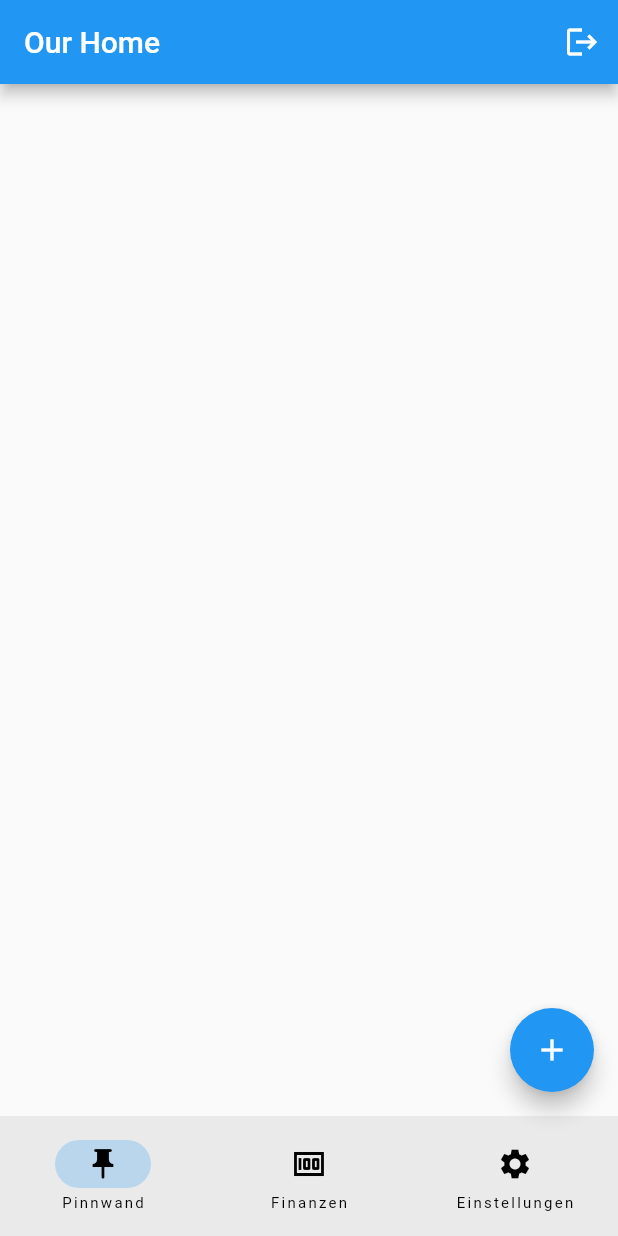
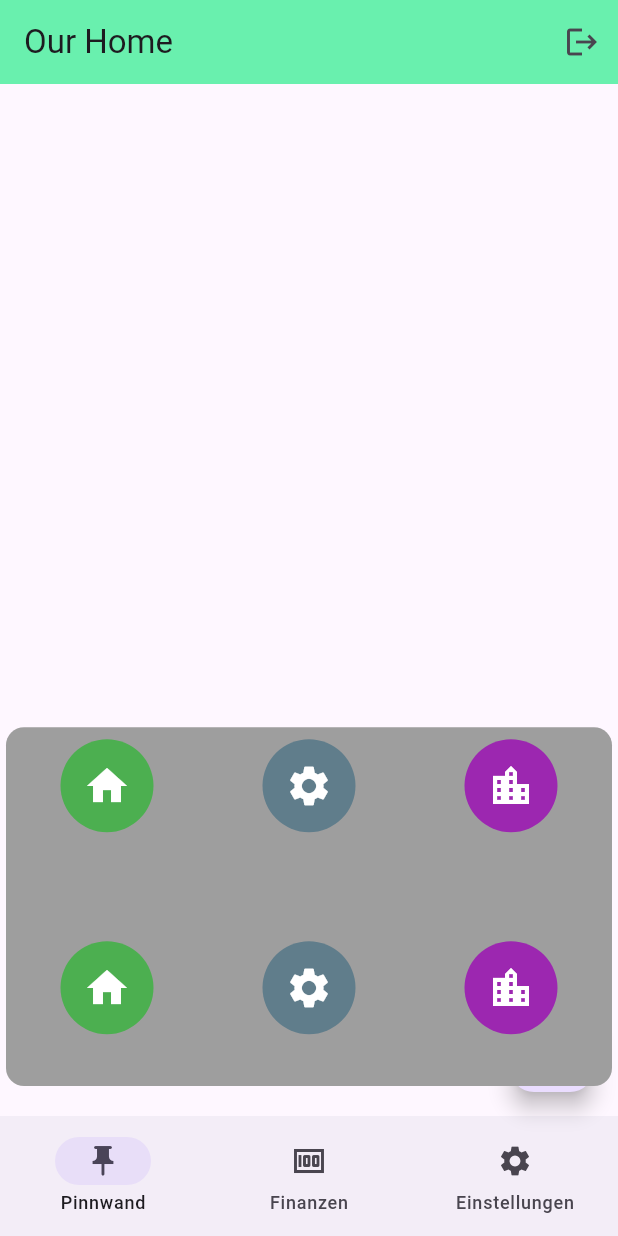
Before and after one commit to anbraten/ourhome, a Flutter app: the HomeScreen screen opened by its route, after a tap on the "add" icon, on a phone screen of 412 x 824 dp. Run offline on Flutter 3.47's test engine with Material 2 defaults, Android fonts, the phone set to English and light mode, and no system bars; our stand-ins replace go_router, pocketbase, shared_preferences; accounts and stored records are empty; network calls fail.

```diff
--- /dev/null
+++ b/lib/components/post_type.dart
@@ -0,0 +1,18 @@
+import 'package:flutter/material.dart';
+import 'package:ourhome/components/pinboard_cards/card.dart';
+
+class PostType {
+  final String type;
+  final PinboardCard card;
+  final IconData icon;
+  final Color color;
+  final String text;
+
+  PostType({
+    required this.type,
+    required this.card,
+    required this.icon,
+    required this.color,
+    required this.text,
+  });
+}
--- a/lib/main.dart
+++ b/lib/main.dart
@@ -39,6 +39,9 @@ class MyApp extends StatelessWidget {
                   routerConfig: AppRouter.router,
                   title: 'Our home',
                   debugShowCheckedModeBanner: false,
+                  theme: ThemeData(
+                    useMaterial3: true,
+                  ),
                   // theme: ThemeData(
                   //   primarySwatch: Colors.blue,
                   //   scaffoldBackgroundColor: Colors.grey.shade200,
--- a/lib/pages/home.dart
+++ b/lib/pages/home.dart
@@ -12,7 +12,7 @@ class HomeScreen extends StatefulWidget {
   State<HomeScreen> createState() => _HomeScreenState();
 }
 
-class _HomeScreenState extends State<HomeScreen> {
+class _HomeScreenState extends State<HomeScreen> with TickerProviderStateMixin {
   final GlobalKey<RefreshIndicatorState> _refreshIndicatorKey =
       GlobalKey<RefreshIndicatorState>();
 
@@ -44,6 +44,136 @@ class _HomeScreenState extends State<HomeScreen> {
     });
   }
 
+  AnimationController? animationController;
+  Animation<double>? animation;
+  OverlayEntry? overlayEntry;
+  GlobalKey globalKey = GlobalKey();
+  List<Map> postTypes = [
+    {
+      "icon": Icons.home,
+      "color": Colors.green,
+      "text": "Horst",
+    },
+    {
+      "icon": Icons.settings,
+      "color": Colors.blueGrey,
+      "text": "Horst",
+    },
+    {
+      "icon": Icons.location_city,
+      "color": Colors.purple,
+      "text": "Horst",
+    },
+    {
+      "icon": Icons.home,
+      "color": Colors.green,
+      "text": "Horst",
+    },
+    {
+      "icon": Icons.settings,
+      "color": Colors.blueGrey,
+      "text": "Horst",
+    },
+    {
+      "icon": Icons.location_city,
+      "color": Colors.purple,
+      "text": "Horst",
+    },
+    {
+      "icon": Icons.home,
+      "color": Colors.green,
+      "text": "Horst",
+    },
+    {
+      "icon": Icons.settings,
+      "color": Colors.blueGrey,
+      "text": "Horst",
+    },
+    {
+      "icon": Icons.location_city,
+      "color": Colors.purple,
+      "text": "Horst",
+    },
+  ];
+
+  _showOverLay() async {
+    RenderBox? renderBox =
+        globalKey.currentContext!.findRenderObject() as RenderBox?;
+    Offset offset = renderBox!.localToGlobal(Offset.zero);
+
+    OverlayState? overlayState = Overlay.of(context);
+
+    double screenWidth = MediaQuery.of(context).size.width;
+    double screenHeight = MediaQuery.of(context).size.height;
+
+    overlayEntry = OverlayEntry(
+      builder: (context) => Positioned(
+        bottom: screenHeight - offset.dy - renderBox.size.height,
+        height: screenHeight * 0.3,
+        left: 0,
+        width: screenWidth,
+        child: ScaleTransition(
+          scale: animation!,
+          child: Material(
+            type: MaterialType.transparency,
+            child: Card(
+              shadowColor: Colors.transparent,
+              color: Colors.grey,
+              child: GridView.count(
+                crossAxisCount: 3,
+                padding: EdgeInsets.zero,
+                shrinkWrap: false,
+                children: List.from(postTypes)
+                    .map(
+                      (e) => TextButton(
+                        onPressed: () {
+                          animationController!.reverse();
+                          overlayEntry!.remove();
+                        },
+                        child: Column(
+                          children: [
+                            Container(
+                              padding: const EdgeInsets.all(15),
+                              decoration: BoxDecoration(
+                                color: e["color"] as Color?,
+                                borderRadius: BorderRadius.circular(100),
+                              ),
+                              child: Icon(
+                                e["icon"] as IconData?,
+                                color: Colors.white,
+                                size: 32,
+                              ),
+                            ),
+                            const Text(
+                              "Horst",
+                              textAlign: TextAlign.center,
+                              style: TextStyle(
+                                color: Colors.grey,
+                                fontSize: 16,
+                              ),
+                            ),
+                          ],
+                        ),
+                      ),
+                    )
+                    .toList(),
+              ),
+            ),
+          ),
+        ),
+      ),
+    );
+    animationController!.addListener(() {
+      overlayState.setState(() {});
+    });
+    animationController!.forward();
+    overlayState.insert(overlayEntry!);
+
+    // await Future.delayed(const Duration(seconds: 5))
+    //     .whenComplete(() => animationController!.reverse())
+    //     .whenComplete(() => overlayEntry!.remove());
+  }
+
   @override
   initState() {
     super.initState();
@@ -61,6 +191,12 @@ class _HomeScreenState extends State<HomeScreen> {
         _deletePost(Post.fromRecordModel(event.record!));
       }
     });
+
+    animationController =
+        AnimationController(vsync: this, duration: const Duration(seconds: 1));
+    animation = Tween(begin: 0.0, end: 1.0).animate(CurvedAnimation(
+        parent: animationController!,
+        curve: Interval(0.2, 1.0, curve: Curves.ease)));
   }
 
   @override
@@ -68,6 +204,7 @@ class _HomeScreenState extends State<HomeScreen> {
     return Scaffold(
       appBar: AppBar(
         title: const Text('Our Home'),
+        backgroundColor: Colors.greenAccent,
         actions: [
           IconButton(
             icon: const Icon(Icons.logout),
@@ -83,7 +220,7 @@ class _HomeScreenState extends State<HomeScreen> {
         child: RefreshIndicator(
           key: _refreshIndicatorKey,
           color: Colors.white,
-          backgroundColor: Colors.blue,
+          backgroundColor: Colors.greenAccent,
           strokeWidth: 2.0,
           onRefresh: () => _loadPosts(),
           child: ListView.builder(
@@ -96,18 +233,21 @@ class _HomeScreenState extends State<HomeScreen> {
         ),
       ),
       floatingActionButton: FloatingActionButton(
-          child: const Icon(Icons.add),
-          onPressed: () async {
-            var user = AuthState.of(context).user;
-            var shareId = "q3wx3fdcvo8zw1q"; // TODO: get share id
-            await Api.of(context).pb.collection('posts').create(body: {
-              'type': 'expense',
-              'share': shareId,
-              'author': user?.id,
-              'data':
-                  '{"title": "Putzmittel", "date": "2023-09-21T07:03:45.292Z", "amount": 10, "currency": "EUR", "paidBy": "Ich", "paidFor": ["Ich", "Du"]}',
-            });
-          }),
+        child: const Icon(Icons.add),
+        key: globalKey,
+        onPressed: () async {
+          var user = AuthState.of(context).user;
+          var shareId = "q3wx3fdcvo8zw1q"; // TODO: get share id
+          // await Api.of(context).pb.collection('posts').create(body: {
+          //   'type': 'expense',
+          //   'share': shareId,
+          //   'author': user?.id,
+          //   'data':
+          //       '{"title": "Putzmittel", "date": "2023-09-21T07:03:45.292Z", "amount": 10, "currency": "EUR", "paidBy": "Ich", "paidFor": ["Ich", "Du"]}',
+          // });
+          _showOverLay();
+        },
+      ),
       bottomNavigationBar: NavigationBar(
         onDestinationSelected: (int index) {
           // setState(() {
```
Also changed, not shown: lib/components/pinboard_cards/expense.dart (+12 -0 lines), 1 other file.
